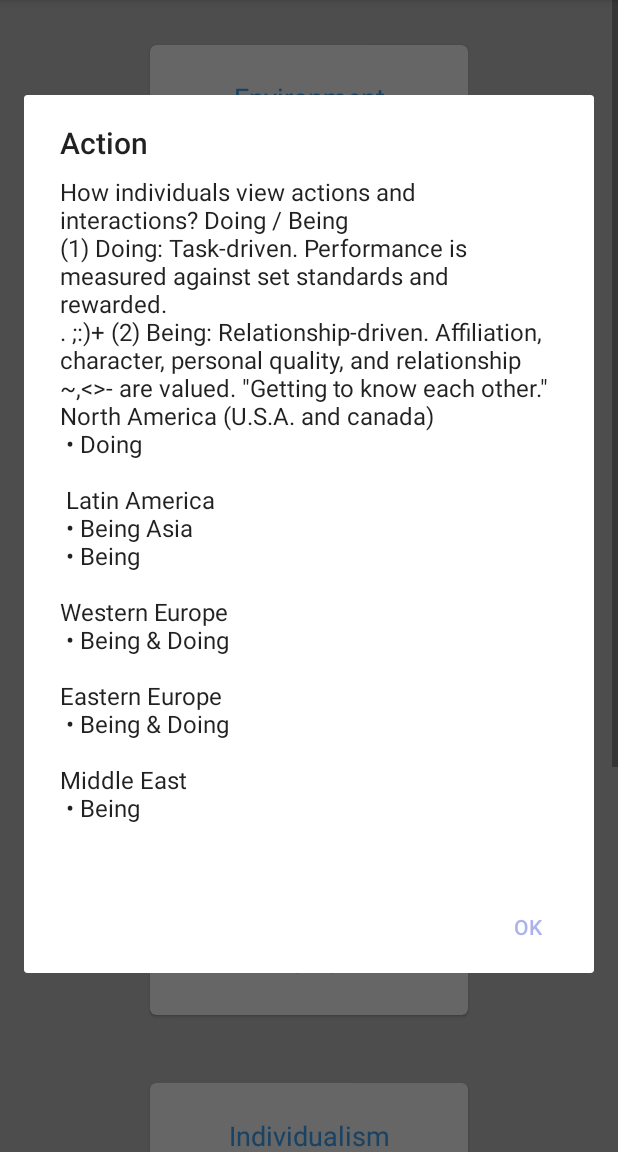
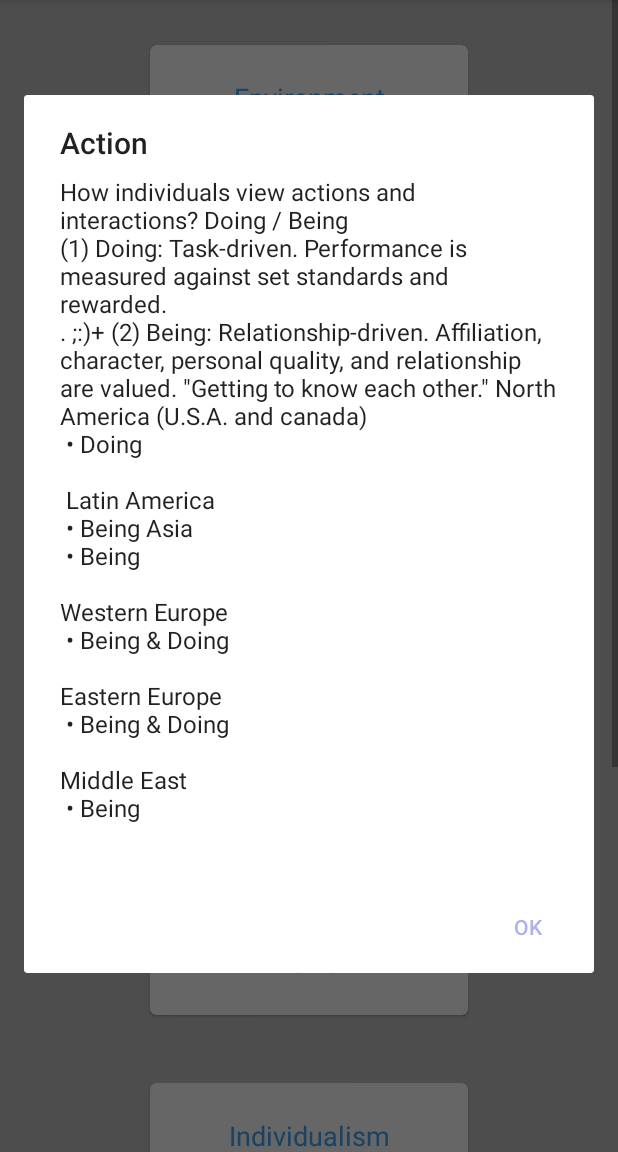
Before and after one commit to rushabhpicha/CulturalAwarenessApp, an Android app: the CulturalModelDimensions screen opened directly, with no data from a screen before it, after a tap on "Action", on a phone screen of 412 x 824 dp, the part 84-1236 px from its top. Run offline under Robolectric (Android 15) with nearby library versions, the phone set to English and light mode, and no system bars; Roboto replaces fonts that are not available here.

Commit message:
Second Version of the app

```diff
--- a/app/src/main/java/com/ca/culturalawarenessapp/activities/CulturalModelDimensions.java
+++ b/app/src/main/java/com/ca/culturalawarenessapp/activities/CulturalModelDimensions.java
@@ -59,7 +59,7 @@ public class CulturalModelDimensions extends AppCompatActivity {
     private String actionModuleInfo = "How individuals view actions and interactions? Doing / Being\n" +
             "(1) Doing: Task-driven. Performance is measured against set standards and rewarded.\n" +
             ". ;:)+ (2) Being: Relationship-driven. Affiliation, character, personal quality, and relationship\n" +
-            "~,<>- are valued. \"Getting to know each other.\" ";
+            "are valued. \"Getting to know each other.\" ";
 
     private String actionModuleString = "North America (U.S.A. and canada)\n "+bullet+" Doing\n\n" +
             " Latin America\n "+bullet+" Being " +
@@ -119,7 +119,7 @@ public class CulturalModelDimensions extends AppCompatActivity {
             "Eastern Europe\n "+bullet+" Collectivist\n "+bullet+" Particularistic \n\n " +
             "Middle East\n "+bullet+" Collectivist\n "+bullet+" Particularistic \n\n ";
 
-    private String CompetitivenessModuleInfo = "How individuals are motivated?\n" +
+    private String competitivenessModuleInfo = "How individuals are motivated?\n" +
             "Competitive Cultures / Cooperative Cultures ( I ) Competitive Cultures: value competition for resources for material success ( the\n" +
             "acquisition and accumulation of wealth, property, goods, fame, expertise, and others)\n" +
             "and value ambition, assertiveness, initiative, performance, and excellence.\n" +
--- a/app/src/main/java/com/ca/culturalawarenessapp/activities/MainActivity.java
+++ b/app/src/main/java/com/ca/culturalawarenessapp/activities/MainActivity.java
@@ -72,10 +72,10 @@ public class MainActivity extends AppCompatActivity {
                         Intent diversityInclusionEquity = new Intent(MainActivity.this, DiversityInclusionEquity.class);
                         startActivity(diversityInclusionEquity);
                         break;
-                    case 6:
+                    case 5:
                         openAboutUsDialog();
                         break;
-                    case 5:
+                    case 4:
                         Intent help = new Intent(MainActivity.this, FeedbackActivity.class);
                         startActivity(help);
                         break;
```
